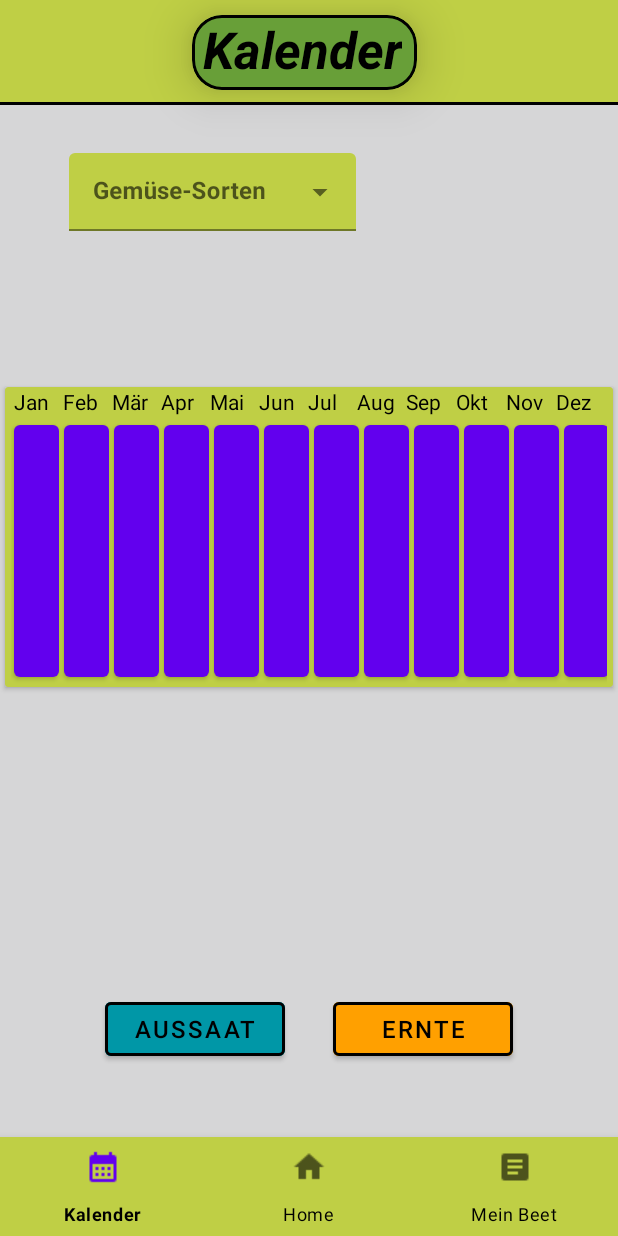
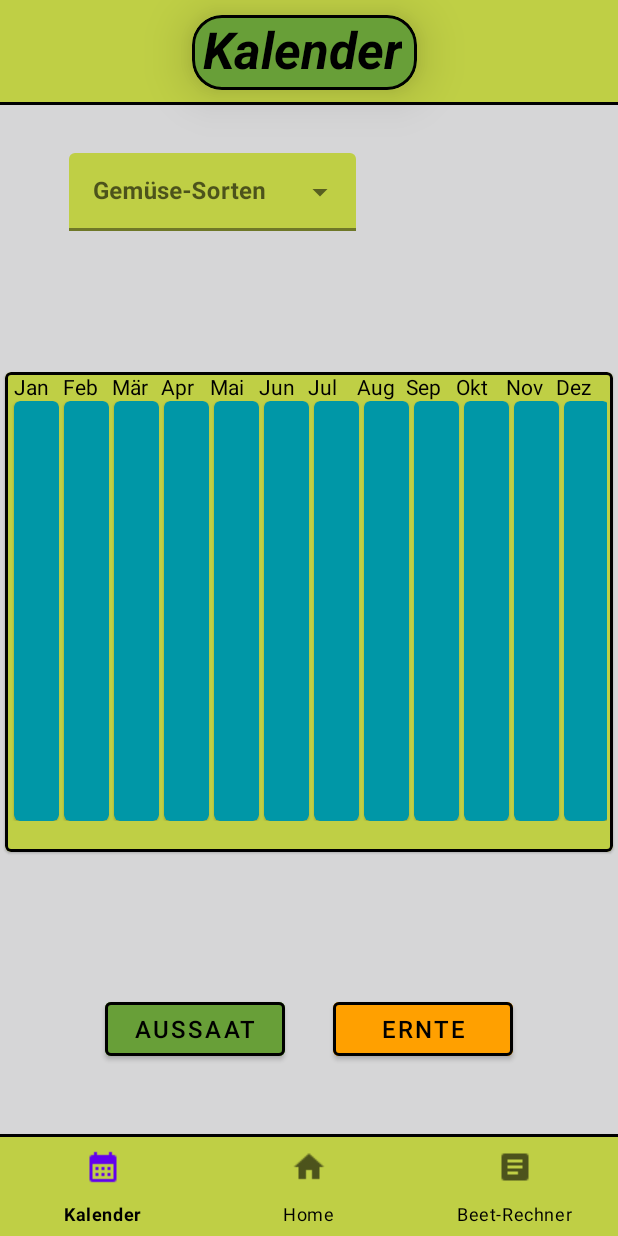
Before and after one commit to MarcoWeinmann/Gartenzwerg, an Android app: the KalenderFragment screen opened through its navigation route, on a phone screen of 412 x 824 dp. Run offline under Robolectric (Android 15) with nearby library versions, the phone set to English and light mode, and no system bars; our stand-ins replace Room's generated code, data binding, navigation-ui; 1 statement that could not run was skipped.

Commit message:
kalender funktion nicht fertig änderungen in xmls gemacht view für line eingefügt BeetRechner xml bearbeitet

```diff
--- a/app/src/main/java/de/syntaxinstitut/gartenzwerg/MainViewModel.kt
+++ b/app/src/main/java/de/syntaxinstitut/gartenzwerg/MainViewModel.kt
@@ -61,7 +61,7 @@ class MainViewModel(application: Application) : AndroidViewModel(application) {
         }
     }
 
-    //funktion für mein beet
+    //funktion für Beet-Rechner
     //soll die fläche ausrechnen und an Hand von Pflanzen/m2 sagen wieviel Pflanzen der im dropdown
     //ausgewählten Pflanze auf das Beet passen und in tvErgebniss anzeigen
     //länge mal breite geteilt durch pflanzen/m2
--- a/app/src/main/res/layout/activity_main.xml
+++ b/app/src/main/res/layout/activity_main.xml
@@ -40,5 +40,15 @@
             app:layout_constraintTop_toBottomOf="@+id/main_host"
             app:menu="@menu/nav_menu" />
 
+        <View
+            android:layout_width="match_parent"
+            android:layout_height="2dp"
+            android:background="@color/black"
+            app:layout_constraintBottom_toTopOf="@+id/bottomNavigationView"
+            app:layout_constraintEnd_toEndOf="parent"
+            app:layout_constraintStart_toStartOf="parent">
+
+        </View>
+
     </androidx.constraintlayout.widget.ConstraintLayout>
 </layout>
--- a/app/src/main/res/layout/fragment_kalender.xml
+++ b/app/src/main/res/layout/fragment_kalender.xml
@@ -61,6 +61,8 @@
                 android:layout_marginTop="32dp"
                 android:layout_marginEnd="160dp"
                 app:boxBackgroundColor="@color/apfelgrün"
+                app:boxStrokeColor="@color/black"
+                app:boxStrokeWidth="2dp"
                 app:layout_constraintEnd_toEndOf="parent"
                 app:layout_constraintHorizontal_bias="0.496"
                 app:layout_constraintStart_toStartOf="parent"
@@ -121,7 +123,7 @@
                 android:layout_marginStart="80dp"
                 android:layout_marginEnd="16dp"
                 android:layout_marginBottom="48dp"
-                android:backgroundTint="@color/kalendergrün"
+                android:backgroundTint="@color/clickedGreen"
                 android:text="Aussaat"
                 android:textColor="@color/black"
                 android:textSize="16sp"
@@ -149,24 +151,26 @@
                 app:strokeColor="@color/black"
                 app:strokeWidth="2dp" />
 
-            <androidx.cardview.widget.CardView
+            <com.google.android.material.card.MaterialCardView
                 android:layout_width="0dp"
-                android:layout_height="200dp"
+                android:layout_height="320dp"
                 android:layout_marginStart="3dp"
                 android:layout_marginEnd="3dp"
-                android:layout_marginBottom="300dp"
+                android:layout_marginBottom="190dp"
                 app:cardBackgroundColor="@color/apfelgrün"
                 app:layout_constraintBottom_toBottomOf="parent"
                 app:layout_constraintEnd_toEndOf="parent"
-                app:layout_constraintStart_toStartOf="parent">
+                app:layout_constraintStart_toStartOf="parent"
+                app:strokeColor="@color/black"
+                app:strokeWidth="2dp">
 
                 <TableLayout
                     android:layout_width="match_parent"
                     android:layout_height="match_parent"
                     android:layout_marginLeft="4dp"
                     android:layout_marginRight="4dp"
-                    android:stretchColumns="*"
-                    android:shrinkColumns="*">
+                    android:shrinkColumns="*"
+                    android:stretchColumns="*">
 
                     <TableRow
                         android:layout_width="match_parent"
@@ -275,83 +279,95 @@
                         android:layout_width="wrap_content"
                         android:layout_height="match_parent">
 
-                        <Button
+                        <com.google.android.material.card.MaterialCardView
                             android:id="@+id/bJan"
                             android:layout_width="30dp"
-                            android:layout_height="180dp"
+                            android:layout_height="280dp"
                             android:layout_marginLeft="2dp"
-                            android:layout_marginRight="3dp" />
+                            android:layout_marginRight="3dp"
+                            android:backgroundTint="@color/kalendergrün" />
 
-                        <Button
+                        <com.google.android.material.card.MaterialCardView
                             android:id="@+id/bFeb"
                             android:layout_width="30dp"
-                            android:layout_height="180dp"
-                            android:layout_marginRight="3dp" />
+                            android:layout_height="280dp"
+                            android:layout_marginRight="3dp"
+                            android:backgroundTint="@color/kalendergrün" />
 
-                        <Button
+                        <com.google.android.material.card.MaterialCardView
                             android:id="@+id/bMar"
                             android:layout_width="30dp"
-                            android:layout_height="180dp"
-                            android:layout_marginRight="3dp" />
+                            android:layout_height="280dp"
+                            android:layout_marginRight="3dp"
+                            android:backgroundTint="@color/kalendergrün" />
 
-                        <Button
+                        <com.google.android.material.card.MaterialCardView
                             android:id="@+id/bApr"
                             android:layout_width="30dp"
-                            android:layout_height="180dp"
-                            android:layout_marginRight="3dp" />
+                            android:layout_height="280dp"
+                            android:layout_marginRight="3dp"
+                            android:backgroundTint="@color/kalendergrün" />
 
-                        <Button
+                        <com.google.android.material.card.MaterialCardView
                             android:id="@+id/bMai"
                             android:layout_width="30dp"
-                            android:layout_height="180dp"
-                            android:layout_marginRight="3dp" />
+                            android:layout_height="280dp"
+                            android:layout_marginRight="3dp"
+                            android:backgroundTint="@color/kalendergrün" />
 
-                        <Button
+                        <com.google.android.material.card.MaterialCardView
                             android:id="@+id/bJun"
                             android:layout_width="30dp"
-                            android:layout_height="180dp"
-                            android:layout_marginRight="3dp" />
+                            android:layout_height="280dp"
+                            android:layout_marginRight="3dp"
+                            android:backgroundTint="@color/kalendergrün" />
 
-                        <Button
+                        <com.google.android.material.card.MaterialCardView
                             android:id="@+id/bJul"
                             android:layout_width="30dp"
-                            android:layout_height="180dp"
-                            android:layout_marginRight="3dp" />
+                            android:layout_height="280dp"
+                            android:layout_marginRight="3dp"
+                            android:backgroundTint="@color/kalendergrün" />
 
-                        <Button
+                        <com.google.android.material.card.MaterialCardView
                             android:id="@+id/bAug"
                             android:layout_width="30dp"
-                            android:layout_height="180dp"
-                            android:layout_marginRight="3dp" />
+                            android:layout_height="280dp"
+                            android:layout_marginRight="3dp"
+                            android:backgroundTint="@color/kalendergrün" />
 
-                        <Button
+                        <com.google.android.material.card.MaterialCardView
                             android:id="@+id/bSep"
                             android:layout_width="30dp"
-                            android:layout_height="180dp"
-                            android:layout_marginRight="3dp" />
+                            android:layout_height="280dp"
+                            android:layout_marginRight="3dp"
+                            android:backgroundTint="@color/kalendergrün" />
 
-                        <Button
+                        <com.google.android.material.card.MaterialCardView
                             android:id="@+id/bOkt"
                             android:layout_width="30dp"
-                            android:layout_height="180dp"
-                            android:layout_marginRight="3dp" />
+                            android:layout_height="280dp"
+                            android:layout_marginRight="3dp"
+                            android:backgroundTint="@color/kalendergrün" />
 
-                        <Button
+                        <com.google.android.material.card.MaterialCardView
                             android:id="@+id/bNov"
                             android:layout_width="30dp"
-                            android:layout_height="180dp"
-                            android:layout_marginRight="3dp" />
+                            android:layout_height="280dp"
+                            android:layout_marginRight="3dp"
+                            android:backgroundTint="@color/kalendergrün" />
 
-                        <Button
+                        <com.google.android.material.card.MaterialCardView
                             android:id="@+id/bDez"
                             android:layout_width="30dp"
-                            android:layout_height="180dp"
-                            android:layout_marginRight="3dp" />
+                            android:layout_height="280dp"
+                            android:layout_marginRight="3dp"
+                            android:backgroundTint="@color/kalendergrün" />
                     </TableRow>
 
                 </TableLayout>
 
-            </androidx.cardview.widget.CardView>
+            </com.google.android.material.card.MaterialCardView>
 
 
         </androidx.constraintlayout.widget.ConstraintLayout>
--- a/app/src/main/res/layout/fragment_splash_screen.xml
+++ b/app/src/main/res/layout/fragment_splash_screen.xml
@@ -5,9 +5,8 @@
     android:id="@+id/ConstraintLayout"
     android:layout_width="match_parent"
     android:layout_height="match_parent"
+    android:background="@drawable/homescreen_background"
     tools:context=".SplashScreenFragment"
-    android:background="@drawable/homescreen_background"
-    tools:rotation="90"
     tools:scaleX="2">
 
     <ImageView
@@ -16,6 +15,7 @@
         android:layout_height="272dp"
         android:layout_marginTop="236dp"
         android:rotation="270"
+        android:scaleType="fitXY"
         android:src="@drawable/gartenzwerg_logo3"
         app:layout_constraintEnd_toEndOf="parent"
         app:layout_constraintHorizontal_bias="0.49"
--- a/app/src/main/res/menu/nav_menu.xml
+++ b/app/src/main/res/menu/nav_menu.xml
@@ -14,6 +14,6 @@
     <item
         android:id="@+id/beetFragment"
         android:icon="@drawable/beet_icon"
-        android:title="Mein Beet"/>
+        android:title="Beet-Rechner"/>
 
 </menu>
--- a/app/src/main/res/values-night/themes.xml
+++ b/app/src/main/res/values-night/themes.xml
@@ -1,16 +1,13 @@
 <resources xmlns:tools="http://schemas.android.com/tools">
     <!-- Base application theme. -->
     <style name="Theme.AndroidAppTemplate" parent="Theme.MaterialComponents.DayNight.NoActionBar">
-        <!-- Primary brand color. -->
-        <item name="colorPrimary">@color/purple_200</item>
-        <item name="colorPrimaryVariant">@color/purple_700</item>
-        <item name="colorOnPrimary">@color/black</item>
-        <!-- Secondary brand color. -->
-        <item name="colorSecondary">@color/teal_200</item>
-        <item name="colorSecondaryVariant">@color/teal_200</item>
+
+        <item name="colorOnPrimary">@color/white</item>
+
         <item name="colorOnSecondary">@color/black</item>
+        <item name="colorAccent">@color/clickedGreen</item>
         <!-- Status bar color. -->
-        <item name="android:statusBarColor" tools:targetApi="l">?attr/colorPrimaryVariant</item>
+        <item name="android:statusBarColor" tools:targetApi="l">?attr/colorAccent</item>
         <!-- Customize your theme here. -->
     </style>
 </resources>
--- a/app/src/main/res/values/colors.xml
+++ b/app/src/main/res/values/colors.xml
@@ -1,10 +1,5 @@
 <?xml version="1.0" encoding="utf-8"?>
 <resources>
-    <color name="purple_200">#FFBB86FC</color>
-    <color name="purple_500">#FF6200EE</color>
-    <color name="purple_700">#FF3700B3</color>
-    <color name="teal_200">#FF03DAC5</color>
-    <color name="teal_700">#FF018786</color>
     <color name="black">#FF000000</color>
     <color name="white">#FFFFFFFF</color>
     <color name="apfelgrün">#BFCF45</color>
--- a/app/src/main/res/values/themes.xml
+++ b/app/src/main/res/values/themes.xml
@@ -1,16 +1,13 @@
 <resources xmlns:tools="http://schemas.android.com/tools">
     <!-- Base application theme. -->
     <style name="Theme.AndroidAppTemplate" parent="Theme.MaterialComponents.DayNight.NoActionBar">
-        <!-- Primary brand color. -->
-        <item name="colorPrimary">@color/purple_500</item>
-        <item name="colorPrimaryVariant">@color/purple_700</item>
+
         <item name="colorOnPrimary">@color/white</item>
-        <!-- Secondary brand color. -->
-        <item name="colorSecondary">@color/teal_200</item>
-        <item name="colorSecondaryVariant">@color/teal_700</item>
+
         <item name="colorOnSecondary">@color/black</item>
+        <item name="colorAccent">@color/clickedGreen</item>
         <!-- Status bar color. -->
-        <item name="android:statusBarColor" tools:targetApi="l">?attr/colorPrimaryVariant</item>
+        <item name="android:statusBarColor" tools:targetApi="l">?attr/colorAccent</item>
         <!-- Customize your theme here. -->
     </style>
 </resources>
```
Also changed, not shown: app/src/main/java/de/syntaxinstitut/gartenzwerg/ui/kalender/KalenderFragment.kt (+20 -4 lines), app/src/main/res/layout/fragment_beet.xml (+23 -35 lines), app/src/main/res/layout/fragment_detail.xml (+5 -2 lines), app/src/main/res/layout/fragment_home.xml (+12 -0 lines).
